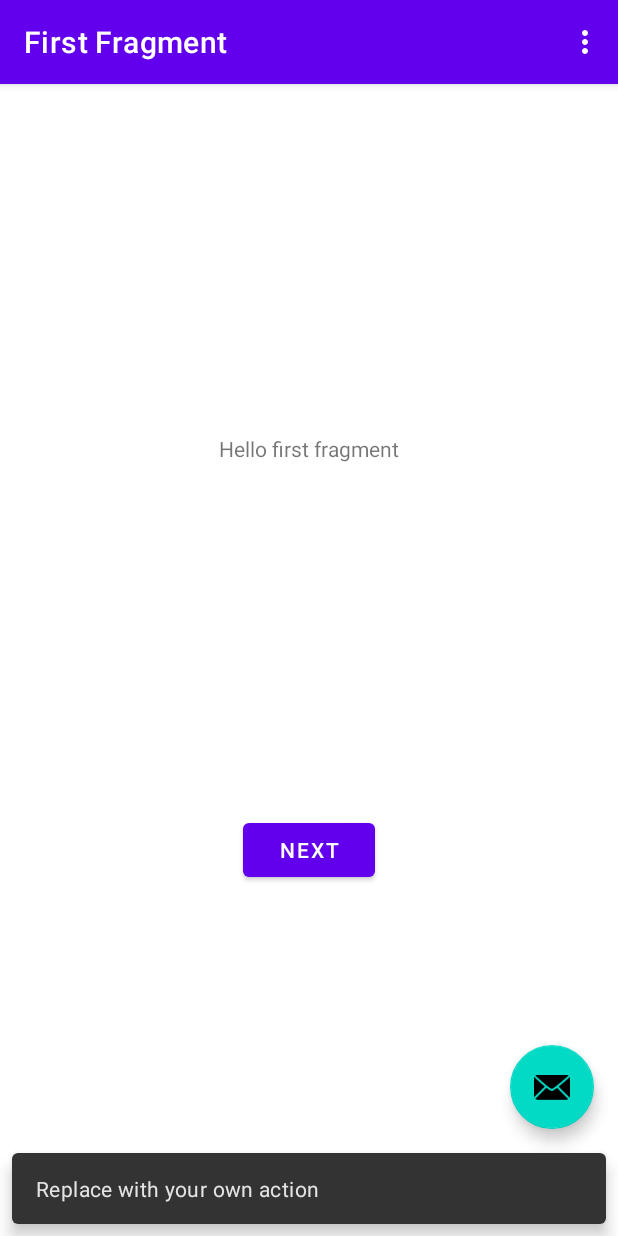
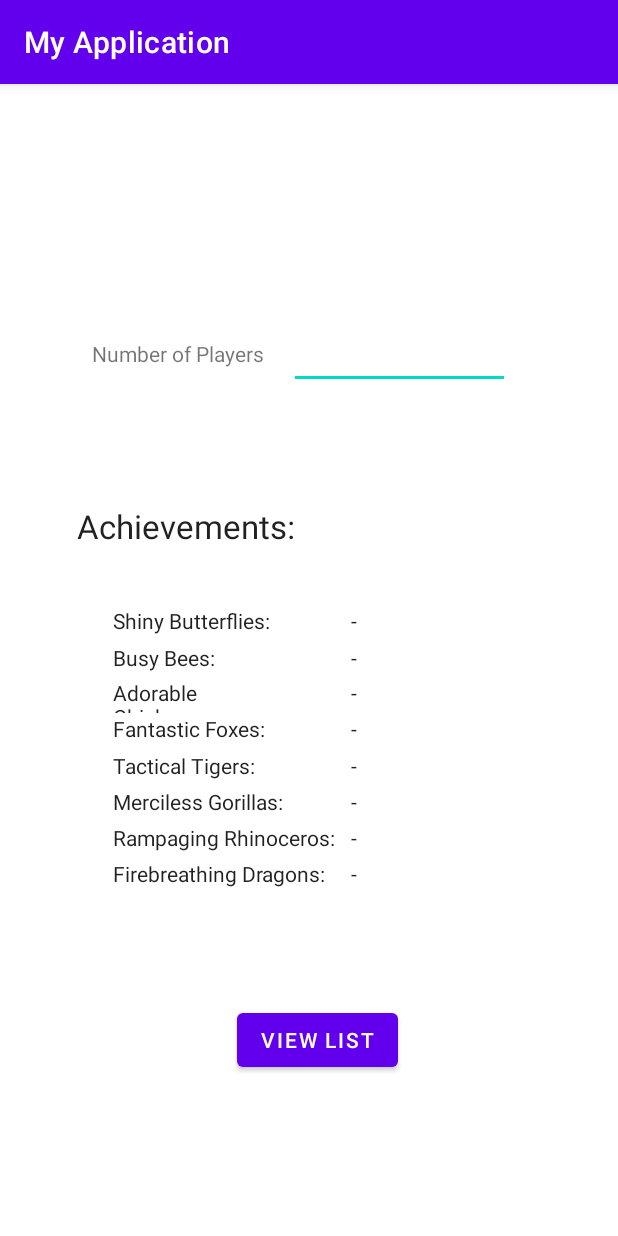
Before and after one commit to JessebotX/CooperativeAchievementApp, an Android app: the screen it shows after launch (MainActivity before the commit, GameConfigInfoActivity after it), after a tap on an icon or button, on a phone screen of 412 x 824 dp. Run offline under Robolectric (Android 15) with nearby library versions, the phone set to English and light mode, and no system bars; our stand-ins replace navigation-ui.

Commit message:
achivements are displayed on input change

```diff
--- a/app/src/main/AndroidManifest.xml
+++ b/app/src/main/AndroidManifest.xml
@@ -14,6 +14,9 @@
         android:theme="@style/Theme.MyApplication"
         tools:targetApi="31">
         <activity
+            android:name=".GameConfigInfoActivity"
+            android:exported="false" />
+        <activity
             android:name=".MainActivity"
             android:exported="true"
             android:label="@string/app_name"
--- /dev/null
+++ b/app/src/main/java/ca/university/myapplication/GameConfigInfoActivity.java
@@ -0,0 +1,141 @@
+package ca.university.myapplication;
+
+import androidx.appcompat.app.AppCompatActivity;
+
+import android.content.Context;
+import android.content.Intent;
+import android.os.Bundle;
+import android.text.Editable;
+import android.text.TextWatcher;
+import android.widget.EditText;
+import android.widget.TextView;
+import android.widget.Toast;
+
+import ca.university.myapplication.model.Game;
+import ca.university.myapplication.model.GameConfig;
+import ca.university.myapplication.model.GameConfigManager;
+
+public class GameConfigInfoActivity extends AppCompatActivity {
+
+    private static final String EXTRA_GAME_INDEX = "EXTRA_GAME_INDEX";
+    private static final String EXTRA_GAME_CONFIG_INDEX = "EXTRA_GAME_CONFIG_INDEX";
+
+    GameConfigManager gameConfigManager;
+    GameConfig gameConfig;
+    Game game;
+
+    int gameConfigIndex;
+    int gameIndex;
+
+    TextView[] scoreViews;
+
+    EditText userInput;
+
+
+    @Override
+    protected void onCreate(Bundle savedInstanceState) {
+        super.onCreate(savedInstanceState);
+        setContentView(R.layout.activity_game_config_info);
+        // extract data
+        userInput = findViewById(R.id.etNumPlayersGameConfig);
+
+        int[] intentData = extractDataFromIntent();
+        gameConfigIndex = intentData[0];
+        gameIndex = intentData[1];
+
+
+        scoreViews = getTextViews();
+        gameConfigManager = GameConfigManager.getInstance();
+        // add fake data, delete when merged
+        gameConfigManager.addConfig("Poker", 10, 100);
+        gameConfigManager.getConfig(0).addGame(2,100);
+        gameConfig = gameConfigManager.getConfig(gameIndex);
+        game = gameConfigManager.getConfig(gameConfigIndex).getGame(gameIndex);
+
+
+        setUpListener();
+
+
+    }
+
+    private void setUpListener() {
+
+        userInput.addTextChangedListener(new TextWatcher() {
+            public void afterTextChanged(Editable s) {}
+            public void beforeTextChanged(CharSequence s, int start, int count, int after) {
+            }
+
+            public void onTextChanged(CharSequence s, int start, int before, int count) {
+//                Toast.makeText(GameConfigInfoActivity.this, "Detected num players", Toast.LENGTH_SHORT).show();
+
+                refreshScoreView();
+            }
+        });
+
+    }
+
+    private TextView[] getTextViews() {
+        return new TextView[]{
+                findViewById(R.id.tvAchievement0),
+                findViewById(R.id.tvAchievement1),
+                findViewById(R.id.tvAchievement2),
+                findViewById(R.id.tvAchievement3),
+                findViewById(R.id.tvAchievement4),
+                findViewById(R.id.tvAchievement5),
+                findViewById(R.id.tvAchievement6),
+                findViewById(R.id.tvAchievement7),
+        };
+    }
+
+    private void refreshScoreView() {
+        String numPlayersText = userInput.getText().toString();
+
+        // exit early if input is not entered
+        if (!isInt(numPlayersText) || Integer.parseInt(numPlayersText) < 1) {
+            Toast.makeText(this, "Please Finish Entering Inputs.", Toast.LENGTH_SHORT).show();
+            return;
+        }
+
+        int numPlayers = Integer.parseInt(numPlayersText);
+
+        setUpScoreViews(numPlayers);
+    }
+    public static boolean isInt(String str) {
+        try {
+            @SuppressWarnings("unused")
+            int x = Integer.parseInt(str);
+            return true; //String is an Integer
+        } catch (NumberFormatException e) {
+            return false; //String is not an Integer
+        }
+
+    }
+
+
+    private void setUpScoreViews(int numPlayers) {
+        Game tempGame = new Game(numPlayers, game.getTotalScore(), game.getExpectedPoorScore(), game.getExpectedGreatScore());
+        int[] achievementLevels = tempGame.getAchievementLevelRequiredScores();
+        int i = 0;
+        for (TextView scoreView: scoreViews) {
+            scoreView.setText(Integer.toString(achievementLevels[i]));
+            i ++;
+        }
+    }
+
+
+
+
+    public static Intent makeIntent(Context context, int gameConfigIndex, int gameIndex){
+        Intent intent = new Intent(context, GameConfigInfoActivity.class);
+        intent.putExtra(EXTRA_GAME_INDEX, gameIndex);
+        intent.putExtra(EXTRA_GAME_CONFIG_INDEX, gameConfigIndex);
+        return intent;
+    }
+    private int[] extractDataFromIntent() {
+        Intent intent = getIntent();
+        return new int[]{
+                intent.getIntExtra(EXTRA_GAME_CONFIG_INDEX, -1),
+                intent.getIntExtra(EXTRA_GAME_INDEX, -1)
+        };
+    }
+}
--- a/app/src/main/java/ca/university/myapplication/MainActivity.java
+++ b/app/src/main/java/ca/university/myapplication/MainActivity.java
@@ -1,5 +1,6 @@
 package ca.university.myapplication;
 
+import android.content.Intent;
 import android.os.Bundle;
 
 import com.google.android.material.snackbar.Snackbar;
@@ -39,8 +40,17 @@ public class MainActivity extends AppCompatActivity {
         binding.fab.setOnClickListener(new View.OnClickListener() {
             @Override
             public void onClick(View view) {
-                Snackbar.make(view, "Replace with your own action", Snackbar.LENGTH_LONG)
-                        .setAction("Action", null).show();
+
+                Intent intent = GameConfigInfoActivity.makeIntent(
+                        MainActivity.this,
+                        0,
+                        0
+                );
+
+                startActivity(intent);
+
+//                Snackbar.make(view, "Replace with your own action", Snackbar.LENGTH_LONG)
+//                        .setAction("Action", null).show();
             }
         });
     }
--- /dev/null
+++ b/app/src/main/res/layout/activity_game_config_info.xml
@@ -0,0 +1,264 @@
+<?xml version="1.0" encoding="utf-8"?>
+<androidx.constraintlayout.widget.ConstraintLayout xmlns:android="http://schemas.android.com/apk/res/android"
+    xmlns:app="http://schemas.android.com/apk/res-auto"
+    xmlns:tools="http://schemas.android.com/tools"
+    android:layout_width="match_parent"
+    android:layout_height="match_parent"
+    tools:context=".GameConfigInfoActivity">
+
+    <TextView
+        android:id="@+id/tvAchievement0"
+        android:layout_width="117dp"
+        android:layout_height="23dp"
+        android:text="-"
+        android:textAppearance="@style/TextAppearance.AppCompat.Body1"
+        app:layout_constraintBottom_toBottomOf="parent"
+        app:layout_constraintEnd_toEndOf="parent"
+        app:layout_constraintHorizontal_bias="0.795"
+        app:layout_constraintStart_toStartOf="parent"
+        app:layout_constraintTop_toTopOf="parent"
+        app:layout_constraintVertical_bias="0.467" />
+
+    <TextView
+        android:id="@+id/tvAchievement2"
+        android:layout_width="117dp"
+        android:layout_height="23dp"
+        android:text="-"
+        android:textAppearance="@style/TextAppearance.AppCompat.Body1"
+        app:layout_constraintBottom_toBottomOf="parent"
+        app:layout_constraintEnd_toEndOf="parent"
+        app:layout_constraintHorizontal_bias="0.795"
+        app:layout_constraintStart_toStartOf="parent"
+        app:layout_constraintTop_toTopOf="parent"
+        app:layout_constraintVertical_bias="0.532" />
+
+    <TextView
+        android:id="@+id/tvAchievement4"
+        android:layout_width="117dp"
+        android:layout_height="23dp"
+        android:text="-"
+        android:textAppearance="@style/TextAppearance.AppCompat.Body1"
+        app:layout_constraintBottom_toBottomOf="parent"
+        app:layout_constraintEnd_toEndOf="parent"
+        app:layout_constraintHorizontal_bias="0.795"
+        app:layout_constraintStart_toStartOf="parent"
+        app:layout_constraintTop_toTopOf="parent"
+        app:layout_constraintVertical_bias="0.597" />
+
+    <TextView
+        android:id="@+id/tvAchievement5"
+        android:layout_width="117dp"
+        android:layout_height="23dp"
+        android:text="-"
+        android:textAppearance="@style/TextAppearance.AppCompat.Body1"
+        app:layout_constraintBottom_toBottomOf="parent"
+        app:layout_constraintEnd_toEndOf="parent"
+        app:layout_constraintHorizontal_bias="0.795"
+        app:layout_constraintStart_toStartOf="parent"
+        app:layout_constraintTop_toTopOf="parent"
+        app:layout_constraintVertical_bias="0.629" />
+
+    <TextView
+        android:id="@+id/tvAchievement3"
+        android:layout_width="117dp"
+        android:layout_height="23dp"
+        android:text="-"
+        android:textAppearance="@style/TextAppearance.AppCompat.Body1"
+        app:layout_constraintBottom_toBottomOf="parent"
+        app:layout_constraintEnd_toEndOf="parent"
+        app:layout_constraintHorizontal_bias="0.795"
+        app:layout_constraintStart_toStartOf="parent"
+        app:layout_constraintTop_toTopOf="parent"
+        app:layout_constraintVertical_bias="0.564" />
+
+    <TextView
+        android:id="@+id/tvAchievement6"
+        android:layout_width="117dp"
+        android:layout_height="23dp"
+        android:text="-"
+        android:textAppearance="@style/TextAppearance.AppCompat.Body1"
+        app:layout_constraintBottom_toBottomOf="parent"
+        app:layout_constraintEnd_toEndOf="parent"
+        app:layout_constraintHorizontal_bias="0.795"
+        app:layout_constraintStart_toStartOf="parent"
+        app:layout_constraintTop_toTopOf="parent"
+        app:layout_constraintVertical_bias="0.662" />
+
+    <TextView
+        android:id="@+id/tvAchievement7"
+        android:layout_width="117dp"
+        android:layout_height="23dp"
+        android:text="-"
+        android:textAppearance="@style/TextAppearance.AppCompat.Body1"
+        app:layout_constraintBottom_toBottomOf="parent"
+        app:layout_constraintEnd_toEndOf="parent"
+        app:layout_constraintHorizontal_bias="0.795"
+        app:layout_constraintStart_toStartOf="parent"
+        app:layout_constraintTop_toTopOf="parent"
+        app:layout_constraintVertical_bias="0.694" />
+
+    <TextView
+        android:id="@+id/tvAchievement1"
+        android:layout_width="117dp"
+        android:layout_height="23dp"
+        android:text="-"
+        android:textAppearance="@style/TextAppearance.AppCompat.Body1"
+        app:layout_constraintBottom_toBottomOf="parent"
+        app:layout_constraintEnd_toEndOf="parent"
+        app:layout_constraintHorizontal_bias="0.795"
+        app:layout_constraintStart_toStartOf="parent"
+        app:layout_constraintTop_toTopOf="parent" />
+
+    <TextView
+        android:id="@+id/textView5"
+        android:layout_width="117dp"
+        android:layout_height="23dp"
+        android:text="Busy Bees:"
+        android:textAppearance="@style/TextAppearance.AppCompat.Body1"
+        app:layout_constraintBottom_toBottomOf="parent"
+        app:layout_constraintEnd_toEndOf="parent"
+        app:layout_constraintHorizontal_bias="0.255"
+        app:layout_constraintStart_toStartOf="parent"
+        app:layout_constraintTop_toTopOf="parent" />
+
+    <TextView
+        android:id="@+id/textView7"
+        android:layout_width="117dp"
+        android:layout_height="23dp"
+        android:text="Fantastic Foxes:"
+        android:textAppearance="@style/TextAppearance.AppCompat.Body1"
+        app:layout_constraintBottom_toBottomOf="parent"
+        app:layout_constraintEnd_toEndOf="parent"
+        app:layout_constraintHorizontal_bias="0.255"
+        app:layout_constraintStart_toStartOf="parent"
+        app:layout_constraintTop_toTopOf="parent"
+        app:layout_constraintVertical_bias="0.564" />
+
+    <TextView
+        android:id="@+id/textView9"
+        android:layout_width="117dp"
+        android:layout_height="23dp"
+        android:text="Merciless Gorillas:"
+        android:textAppearance="@style/TextAppearance.AppCompat.Body1"
+        app:layout_constraintBottom_toBottomOf="parent"
+        app:layout_constraintEnd_toEndOf="parent"
+        app:layout_constraintHorizontal_bias="0.255"
+        app:layout_constraintStart_toStartOf="parent"
+        app:layout_constraintTop_toTopOf="parent"
+        app:layout_constraintVertical_bias="0.629" />
+
+    <TextView
+        android:id="@+id/textView10"
+        android:layout_width="152dp"
+        android:layout_height="23dp"
+        android:text="Rampaging Rhinoceros:"
+        android:textAppearance="@style/TextAppearance.AppCompat.Body1"
+        app:layout_constraintBottom_toBottomOf="parent"
+        app:layout_constraintEnd_toEndOf="parent"
+        app:layout_constraintHorizontal_bias="0.289"
+        app:layout_constraintStart_toStartOf="parent"
+        app:layout_constraintTop_toTopOf="parent"
+        app:layout_constraintVertical_bias="0.662" />
+
+    <TextView
+        android:id="@+id/textView11"
+        android:layout_width="156dp"
+        android:layout_height="24dp"
+        android:text="Firebreathing Dragons:"
+        android:textAppearance="@style/TextAppearance.AppCompat.Body1"
+        app:layout_constraintBottom_toBottomOf="parent"
+        app:layout_constraintEnd_toEndOf="parent"
+        app:layout_constraintHorizontal_bias="0.294"
+        app:layout_constraintStart_toStartOf="parent"
+        app:layout_constraintTop_toTopOf="parent"
+        app:layout_constraintVertical_bias="0.694" />
+
+    <TextView
+        android:id="@+id/textView4"
+        android:layout_width="117dp"
+        android:layout_height="23dp"
+        android:text="Shiny Butterflies:"
+        android:textAppearance="@style/TextAppearance.AppCompat.Body1"
+        app:layout_constraintBottom_toBottomOf="parent"
+        app:layout_constraintEnd_toEndOf="parent"
+        app:layout_constraintHorizontal_bias="0.255"
+        app:layout_constraintStart_toStartOf="parent"
+        app:layout_constraintTop_toTopOf="parent"
+        app:layout_constraintVertical_bias="0.467" />
+
+    <TextView
+        android:id="@+id/textView8"
+        android:layout_width="117dp"
+        android:layout_height="23dp"
+        android:text="Tactical Tigers:"
+        android:textAppearance="@style/TextAppearance.AppCompat.Body1"
+        app:layout_constraintBottom_toBottomOf="parent"
+        app:layout_constraintEnd_toEndOf="parent"
+        app:layout_constraintHorizontal_bias="0.255"
+        app:layout_constraintStart_toStartOf="parent"
+        app:layout_constraintTop_toTopOf="parent"
+        app:layout_constraintVertical_bias="0.597" />
+
+    <TextView
+        android:id="@+id/textView6"
+        android:layout_width="117dp"
+        android:layout_height="23dp"
+        android:text="Adorable Chickens:"
+        android:textAppearance="@style/TextAppearance.AppCompat.Body1"
+        app:layout_constraintBottom_toBottomOf="parent"
+        app:layout_constraintEnd_toEndOf="parent"
+        app:layout_constraintHorizontal_bias="0.255"
+        app:layout_constraintStart_toStartOf="parent"
+        app:layout_constraintTop_toTopOf="parent"
+        app:layout_constraintVertical_bias="0.532" />
+
+    <EditText
+        android:id="@+id/etNumPlayersGameConfig"
+        android:layout_width="147dp"
+        android:layout_height="41dp"
+        android:ems="10"
+        android:inputType="number"
+        app:layout_constraintBottom_toBottomOf="parent"
+        app:layout_constraintEnd_toEndOf="parent"
+        app:layout_constraintHorizontal_bias="0.727"
+        app:layout_constraintStart_toStartOf="parent"
+        app:layout_constraintTop_toTopOf="parent"
+        app:layout_constraintVertical_bias="0.223" />
+
+    <TextView
+        android:id="@+id/textView2"
+        android:layout_width="wrap_content"
+        android:layout_height="wrap_content"
+        android:text="Number of Players"
+        app:layout_constraintBottom_toBottomOf="parent"
+        app:layout_constraintEnd_toEndOf="parent"
+        app:layout_constraintHorizontal_bias="0.207"
+        app:layout_constraintStart_toStartOf="parent"
+        app:layout_constraintTop_toTopOf="parent"
+        app:layout_constraintVertical_bias="0.227" />
+
+    <TextView
+        android:id="@+id/textView3"
+        android:layout_width="164dp"
+        android:layout_height="33dp"
+        android:text="Achievements:"
+        android:textAppearance="@style/TextAppearance.AppCompat.Large"
+        app:layout_constraintBottom_toBottomOf="parent"
+        app:layout_constraintEnd_toEndOf="parent"
+        app:layout_constraintHorizontal_bias="0.207"
+        app:layout_constraintStart_toStartOf="parent"
+        app:layout_constraintTop_toTopOf="parent"
+        app:layout_constraintVertical_bias="0.381" />
+
+    <Button
+        android:id="@+id/button"
+        android:layout_width="wrap_content"
+        android:layout_height="wrap_content"
+        android:text="View List"
+        app:layout_constraintBottom_toBottomOf="parent"
+        app:layout_constraintEnd_toEndOf="parent"
+        app:layout_constraintHorizontal_bias="0.519"
+        app:layout_constraintStart_toStartOf="parent"
+        app:layout_constraintTop_toTopOf="parent"
+        app:layout_constraintVertical_bias="0.852" />
+</androidx.constraintlayout.widget.ConstraintLayout>
```
